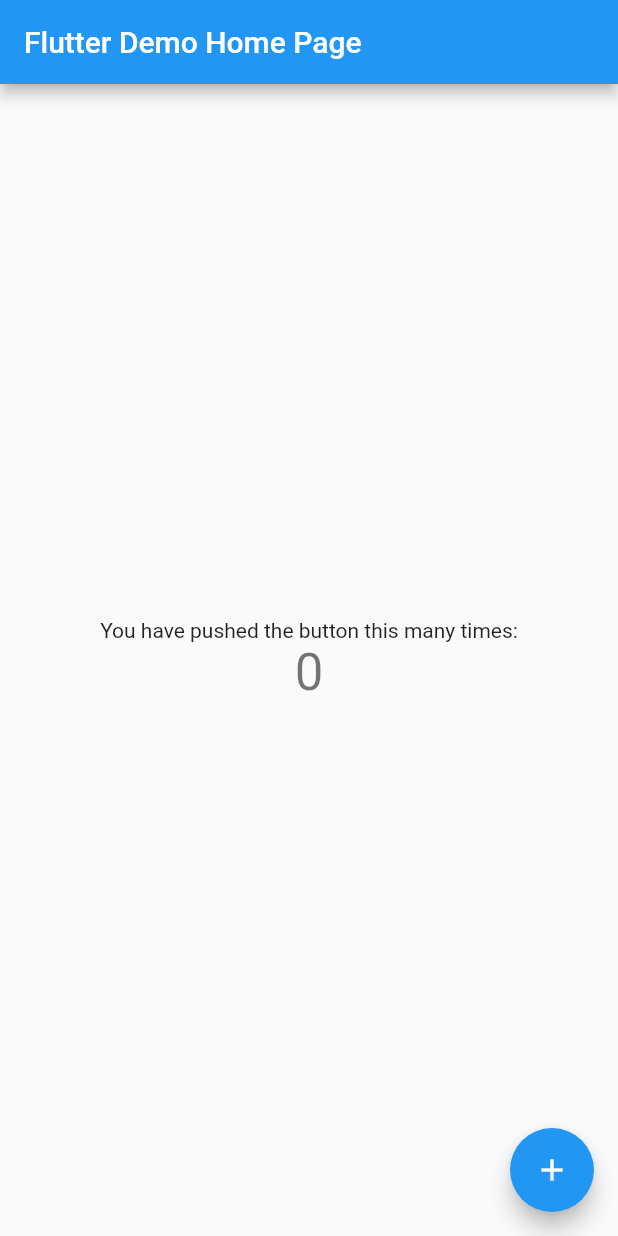
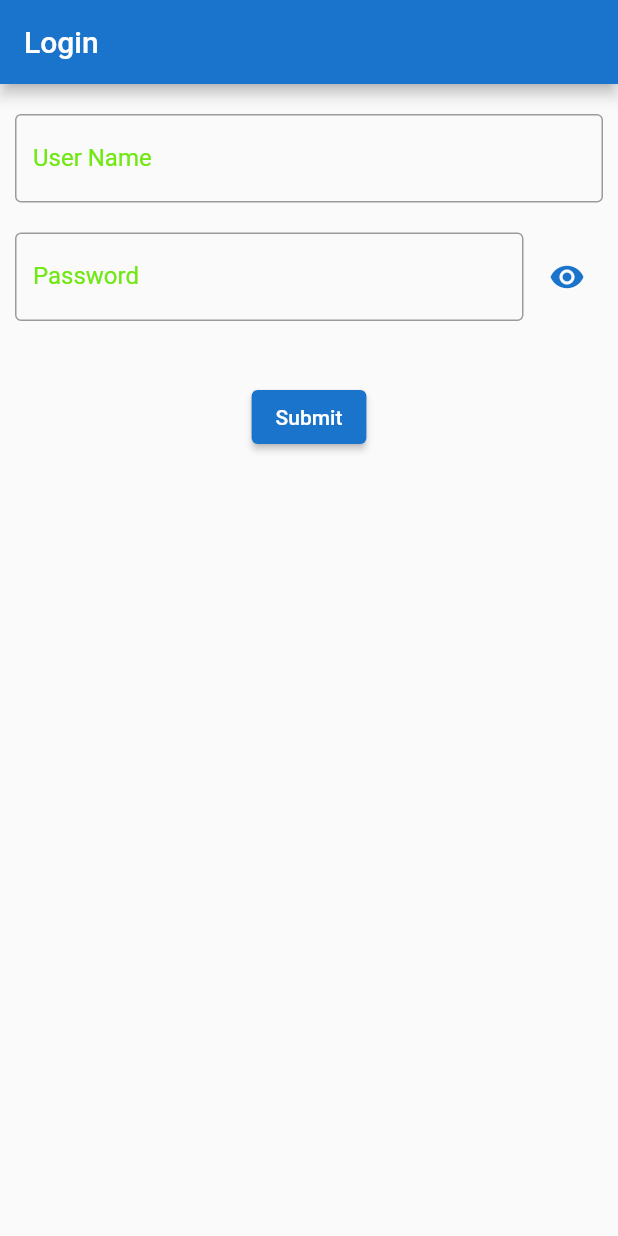
Before and after one commit to digitaleagle/moses, a Flutter app: the screen it shows after launch, on a phone screen of 412 x 824 dp. Run offline on Flutter 3.47's test engine with Material 2 defaults, Android fonts, the phone set to English and light mode, and no system bars; our stand-ins replace google_fonts.

Commit message:
Added LBC icons and started homepage + built login page.

```diff
--- /dev/null
+++ b/lib/login.dart
@@ -0,0 +1,135 @@
+import 'package:flutter/material.dart';
+import 'themeData.dart';
+
+
+class Login extends StatefulWidget {
+  const Login({Key? key}) : super(key: key);
+
+  @override
+  State<Login> createState() => _LoginState();
+}
+
+class _LoginState extends State<Login> {
+
+  TextEditingController user = TextEditingController();
+  TextEditingController pass = TextEditingController();
+  bool isError = false;
+  bool hidePass = true;
+  String message = 'Either your user name or password is incorrect';
+
+  @override
+  Widget build(BuildContext context) {
+
+    return Scaffold(
+        appBar: AppBar(
+          title: const Text('Login'),
+          backgroundColor: ThemeColors().primary,
+        ),
+
+        body: Center(
+            child: Column(
+              children: [
+                Visibility(
+                  visible: isError,
+                  child: Container(
+                      padding: const EdgeInsets.fromLTRB(10, 20, 10, 0),
+                      child: Text(message, style: const TextStyle(
+                          color: Colors.red, fontSize: 14),
+                      )
+                  ),
+                ),
+                Container(
+                  padding: const EdgeInsets.fromLTRB(10, 20, 10, 10),
+                  child: TextField(
+                    cursorColor: ThemeColors().secondary,
+                    obscureText: false,
+                    controller: user,
+                    decoration: InputDecoration(
+                      labelStyle: TextStyle(color: ThemeColors().secondary),
+                      border: const OutlineInputBorder(),
+                      focusedBorder: OutlineInputBorder(
+                          borderSide: BorderSide(color: ThemeColors().secondary)
+                      ),
+                      labelText: 'User Name',
+                    ),
+                    onChanged: (newValue) {
+                      setState(() {});
+                      isError = false;
+                    },
+                    onSubmitted: (value) {
+                      authorization();
+                    },
+                  ),
+                ),
+                Container(
+                  padding: const EdgeInsets.fromLTRB(10, 10, 10, 10),
+                  child: Row(
+                    children: [
+                      Flexible(
+                        child: TextField(
+                          cursorColor: ThemeColors().secondary,
+                          obscureText: hidePass,
+                          controller: pass,
+                          decoration: InputDecoration(
+                            labelStyle: TextStyle(color: ThemeColors().secondary),
+                            border: const OutlineInputBorder(),
+                            focusedBorder: OutlineInputBorder(
+                                borderSide: BorderSide(color: ThemeColors().secondary)
+                            ),
+                            labelText: 'Password',
+                          ),
+                          onChanged: (newValue) {
+                            setState(() {});
+                            isError = false;
+                          },
+                          onSubmitted: (value) {
+                            authorization();
+                          },
+                        ),
+                      ),
+                      const SizedBox(width: 5,),
+                      IconButton(
+                        icon: Icon(hidePass ? Icons.visibility: Icons.visibility_off, color: ThemeColors().primary,),
+                        onPressed: () {
+                          setState(() {
+                            if(hidePass) {
+                              hidePass = false;
+                            } else {
+                              hidePass = true;
+                            }
+                          });
+                        },
+                      )
+                    ],
+                  ),
+                ),
+                Container(
+                  padding: const EdgeInsets.fromLTRB(10, 30, 10, 30),
+                  child: ElevatedButton(
+                    style: ElevatedButton.styleFrom(backgroundColor: ThemeColors().primary),
+                    onPressed: authorization,
+                    child: const Text('Submit'),
+                  ),
+                ),
+              ],
+            )
+        )
+    );
+  }
+
+  void authorization() {
+
+    //Needs to contact API for real validation.
+    String testUser = 'user';
+    String testPass = 'password';
+
+
+    if(user.text == testUser && pass.text == testPass) {
+      Navigator.pushNamed(context, '/homePage').then((value) => setState(() {user.text = ''; pass.text = '';}));
+    } else {
+      setState(() {
+        isError = true;
+      });
+    }
+  }
+}
--- a/lib/main.dart
+++ b/lib/main.dart
@@ -1,115 +1,33 @@
 import 'package:flutter/material.dart';
+import 'homePage.dart';
+import 'login.dart';
 
-void main() {
+void main() async {
   runApp(const MyApp());
 }
 
-class MyApp extends StatelessWidget {
+class MyApp extends StatefulWidget {
   const MyApp({Key? key}) : super(key: key);
 
-  // This widget is the root of your application.
+  @override
+  State<MyApp> createState() => _MyAppState();
+}
+
+class _MyAppState extends State<MyApp> {
+
   @override
   Widget build(BuildContext context) {
     return MaterialApp(
-      title: 'Flutter Demo',
-      theme: ThemeData(
-        // This is the theme of your application.
-        //
-        // Try running your application with "flutter run". You'll see the
-        // application has a blue toolbar. Then, without quitting the app, try
-        // changing the primarySwatch below to Colors.green and then invoke
-        // "hot reload" (press "r" in the console where you ran "flutter run",
-        // or simply save your changes to "hot reload" in a Flutter IDE).
-        // Notice that the counter didn't reset back to zero; the application
-        // is not restarted.
-        primarySwatch: Colors.blue,
-      ),
-      home: const MyHomePage(title: 'Flutter Demo Home Page'),
+        title: 'Moses',
+        theme: ThemeData(
+          primarySwatch: Colors.blue,
+        ),
+
+        initialRoute: "/login",
+        routes: {
+          "/homePage": (context) => const HomePage(),
+          "/login": (context) => const Login(),
+        }
     );
   }
 }
-
-class MyHomePage extends StatefulWidget {
-  const MyHomePage({Key? key, required this.title}) : super(key: key);
-
-  // This widget is the home page of your application. It is stateful, meaning
-  // that it has a State object (defined below) that contains fields that affect
-  // how it looks.
-
-  // This class is the configuration for the state. It holds the values (in this
-  // case the title) provided by the parent (in this case the App widget) and
-  // used by the build method of the State. Fields in a Widget subclass are
-  // always marked "final".
-
-  final String title;
-
-  @override
-  State<MyHomePage> createState() => _MyHomePageState();
-}
-
-class _MyHomePageState extends State<MyHomePage> {
-  int _counter = 0;
-
-  void _incrementCounter() {
-    setState(() {
-      // This call to setState tells the Flutter framework that something has
-      // changed in this State, which causes it to rerun the build method below
-      // so that the display can reflect the updated values. If we changed
-      // _counter without calling setState(), then the build method would not be
-      // called again, and so nothing would appear to happen.
-      _counter++;
-    });
-  }
-
-  @override
-  Widget build(BuildContext context) {
-    // This method is rerun every time setState is called, for instance as done
-    // by the _incrementCounter method above.
-    //
-    // The Flutter framework has been optimized to make rerunning build methods
-    // fast, so that you can just rebuild anything that needs updating rather
-    // than having to individually change instances of widgets.
-    return Scaffold(
-      appBar: AppBar(
-        // Here we take the value from the MyHomePage object that was created by
-        // the App.build method, and use it to set our appbar title.
-        title: Text(widget.title),
-      ),
-      body: Center(
-        // Center is a layout widget. It takes a single child and positions it
-        // in the middle of the parent.
-        child: Column(
-          // Column is also a layout widget. It takes a list of children and
-          // arranges them vertically. By default, it sizes itself to fit its
-          // children horizontally, and tries to be as tall as its parent.
-          //
-          // Invoke "debug painting" (press "p" in the console, choose the
-          // "Toggle Debug Paint" action from the Flutter Inspector in Android
-          // Studio, or the "Toggle Debug Paint" command in Visual Studio Code)
-          // to see the wireframe for each widget.
-          //
-          // Column has various properties to control how it sizes itself and
-          // how it positions its children. Here we use mainAxisAlignment to
-          // center the children vertically; the main axis here is the vertical
-          // axis because Columns are vertical (the cross axis would be
-          // horizontal).
-          mainAxisAlignment: MainAxisAlignment.center,
-          children: <Widget>[
-            const Text(
-              'You have pushed the button this many times:',
-            ),
-            Text(
-              '$_counter',
-              style: Theme.of(context).textTheme.headline4,
-            ),
-          ],
-        ),
-      ),
-      floatingActionButton: FloatingActionButton(
-        onPressed: _incrementCounter,
-        tooltip: 'Increment',
-        child: const Icon(Icons.add),
-      ), // This trailing comma makes auto-formatting nicer for build methods.
-    );
-  }
-}
--- /dev/null
+++ b/lib/themeData.dart
@@ -0,0 +1,15 @@
+//The following variables will be Global throughout the whole program
+
+
+//---------------------------------------------
+//                  THEME
+//---------------------------------------------
+
+//Colors:
+
+import 'package:flutter/material.dart';
+
+class ThemeColors {
+  Color primary = const Color.fromRGBO(27, 116, 204, 1);
+  Color secondary = const Color.fromRGBO(111, 233, 17, 1);
+}
```
Also changed, not shown: lib/homePage.dart (added, +118 -0 lines), pubspec.yaml (+3 -4 lines), assets/images/lbc_logo.png (added), assets/images/lbc_logo_outlined.png (added), pubspec.lock, 1 other file.
